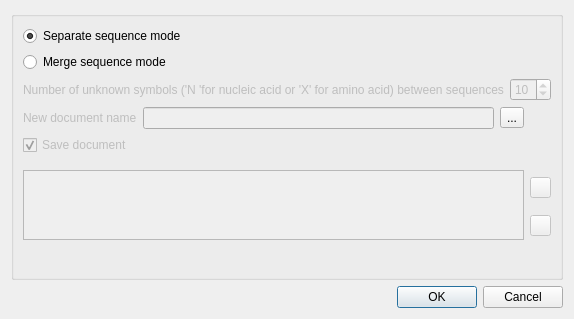
violethaze74/ugene, file src/ugeneui/src/project_support/ui/MultipleSequenceFilesReadingMode.ui: the form before one commit.
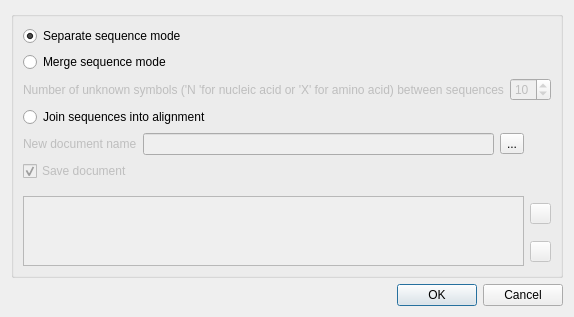
The form after the commit.

Commit message: supported join to alignment option when sequences opened from multiple files (UGENE-1082). Also U1SequenceUtils::mergeSequences method is refactoring in any cases (multiple/one documents )

```diff
--- a/src/ugeneui/src/project_support/ui/MultipleSequenceFilesReadingMode.ui
+++ b/src/ugeneui/src/project_support/ui/MultipleSequenceFilesReadingMode.ui
@@ -6,8 +6,8 @@
    <rect>
     <x>0</x>
     <y>0</y>
-    <width>522</width>
-    <height>319</height>
+    <width>555</width>
+    <height>302</height>
    </rect>
   </property>
   <property name="windowTitle">
@@ -64,7 +64,7 @@
         </item>
        </layout>
       </item>
-      <item row="3" column="0">
+      <item row="5" column="0">
        <layout class="QHBoxLayout" name="horizontalLayout_3">
         <item>
          <widget class="QLabel" name="label_3">
@@ -95,7 +95,7 @@
         </item>
        </layout>
       </item>
-      <item row="4" column="0">
+      <item row="6" column="0">
        <layout class="QHBoxLayout" name="horizontalLayout_4">
         <property name="bottomMargin">
          <number>9</number>
@@ -128,14 +128,14 @@
         </item>
        </layout>
       </item>
-      <item row="5" column="0" rowspan="2">
-       <widget class="QListWidget" name="listMergedDocuments">
+      <item row="7" column="0" rowspan="2">
+       <widget class="QListWidget" name="listDocuments">
         <property name="enabled">
          <bool>false</bool>
         </property>
        </widget>
       </item>
-      <item row="5" column="1">
+      <item row="7" column="1">
        <widget class="QPushButton" name="upperButton">
         <property name="enabled">
          <bool>false</bool>
@@ -163,7 +163,7 @@
         </property>
        </widget>
       </item>
-      <item row="6" column="1">
+      <item row="8" column="1">
        <widget class="QPushButton" name="bottomButton">
         <property name="enabled">
          <bool>false</bool>
@@ -185,7 +185,7 @@
         </property>
        </widget>
       </item>
-      <item row="7" column="0">
+      <item row="9" column="0">
        <spacer name="verticalSpacer">
         <property name="orientation">
          <enum>Qt::Vertical</enum>
@@ -201,6 +201,13 @@
         </property>
        </spacer>
       </item>
+      <item row="4" column="0">
+       <widget class="QRadioButton" name="join2alignmentMode">
+        <property name="text">
+         <string>Join sequences into alignment</string>
+        </property>
+       </widget>
+      </item>
      </layout>
     </widget>
    </item>
```
Left out of the diff: 166 changed lines with no effect on the pictures. The commit also changes 14 other files.
